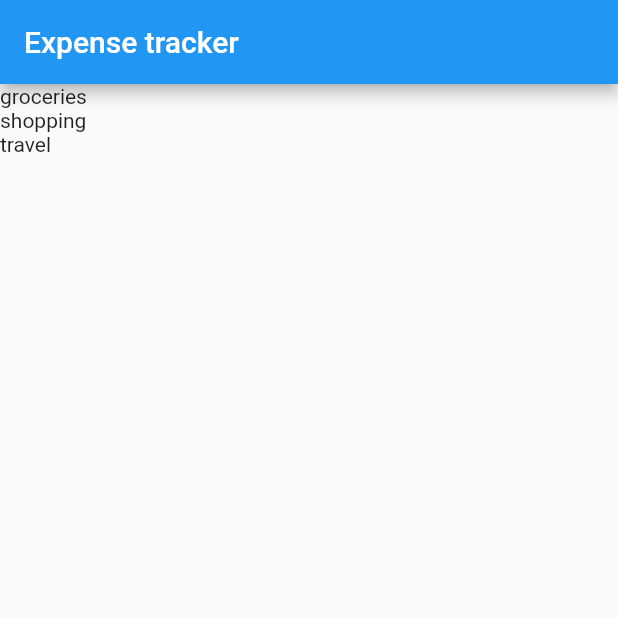
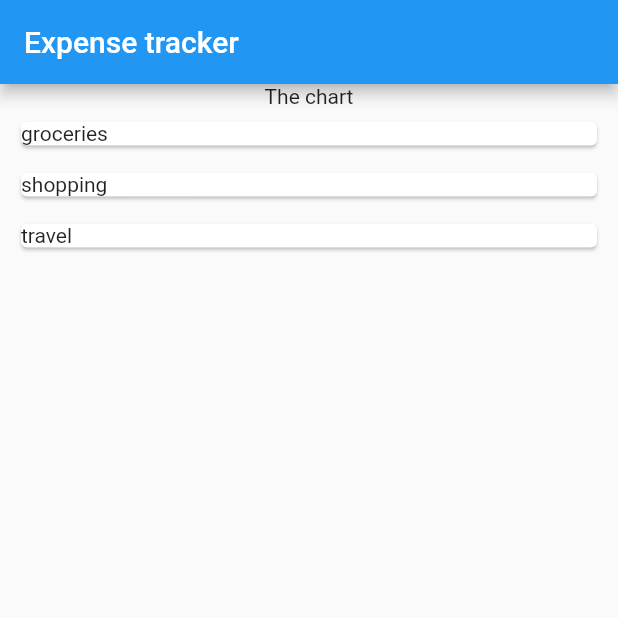
Before and after one commit to Aravindraj2k04/expense-tracker, a Flutter app: the screen it shows after launch, on a phone screen of 412 x 824 dp, the top half of it. Run offline on Flutter 3.47's test engine with Material 2 defaults, Android fonts, the phone set to English and light mode, and no system bars.

Commit message:
card padding added

```diff
--- a/lib/expenses.dart
+++ b/lib/expenses.dart
@@ -36,6 +36,7 @@ class _expensesState extends State<expenses> {
     return Scaffold(
        body: Column(
         children: [
+          Text( "The chart"),
           expenselist(expenses:_registeredexpenses)
         ],
        ),
--- a/lib/models/Expense_list.dart
+++ b/lib/models/Expense_list.dart
@@ -1,3 +1,4 @@
+import 'package:expensetracker/wigets/expense_item.dart';
 import 'package:flutter/material.dart';
 import 'package:expensetracker/models/expense.dart';
 
@@ -13,7 +14,7 @@ class expenselist extends StatelessWidget {
     return Expanded(
       child: ListView.builder(
         itemCount: expenses.length,
-        itemBuilder: (cxt, int index) => Text(expenses[index].title),
+        itemBuilder: (cxt, int index) => Expenseitem(expense: expenses[index])
       ),
     );
   }
--- a/lib/wigets/expense_item.dart
+++ b/lib/wigets/expense_item.dart
@@ -1,16 +1,21 @@
 import 'package:flutter/material.dart';
 import 'package:expensetracker/models/expense.dart';
+//import 'package:expensetracker/expenses.dart';
 
-class expense_item extends StatelessWidget {
-
-  const expense_item({
+class Expenseitem extends StatelessWidget {
+  const Expenseitem({
     super.key,
-    required this.expense,
+    this.expense,
   });
-  final  expense;
+  final expense;
 
   @override
   Widget build(BuildContext context) {
-    return const Card(child: expenses.title,);
+    return Padding(
+      padding: const EdgeInsets.symmetric(horizontal: 10, vertical: 5),
+      child: Card(
+        child: Text(expense.title),
+      ),
+    );
   }
 }
```
